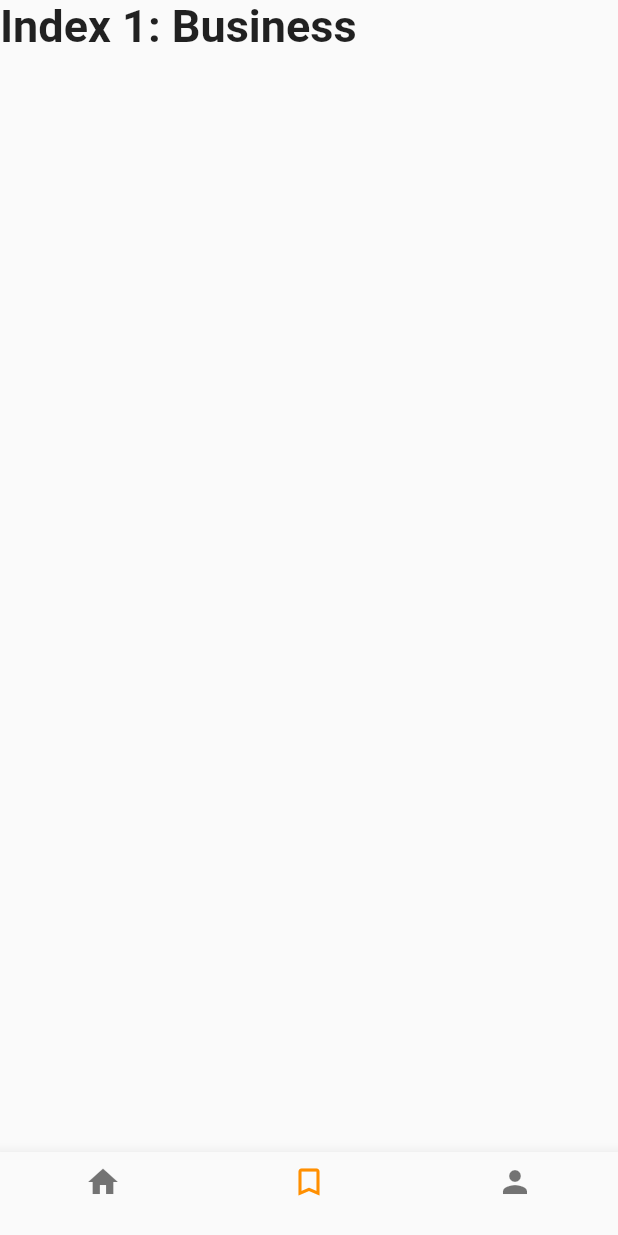
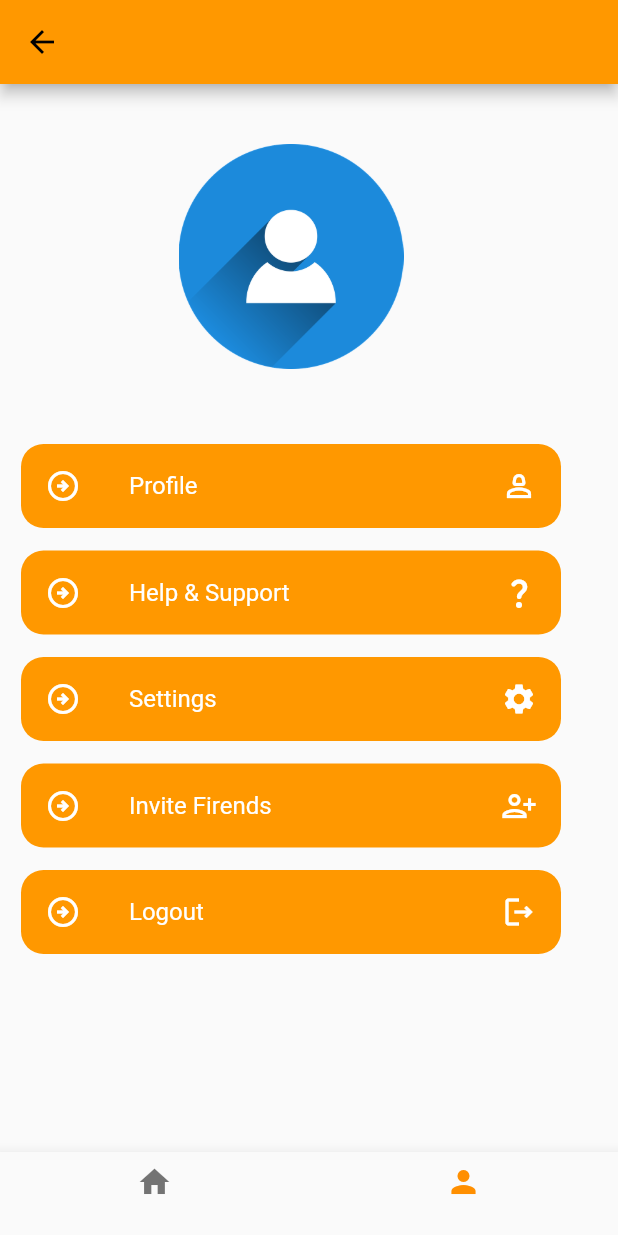
Before and after one commit to osama09876/Book-Reading-App, a Flutter app: the screen it shows after launch, item 2 of the bottom bar chosen, on a phone screen of 412 x 824 dp. Run offline on Flutter 3.47's test engine with Material 2 defaults, Android fonts, the phone set to English and light mode, and no system bars; our stand-ins replace carousel_slider, flutter_spinkit, google_fonts; missing offline and left inert: pdfx; Roboto replaces fonts that are missing (Catamaran).

Commit message:
Almost done with my side and app is created to 90 percent

```diff
--- a/lib/Views/MainScreen.dart
+++ b/lib/Views/MainScreen.dart
@@ -1,4 +1,5 @@
 import 'package:book_reading_app/Views/HomeScreen.dart';
+import 'package:book_reading_app/Views/Profile.dart';
 import 'package:flutter/material.dart';
 // import 'package:google_fonts/google_fonts.dart';
 
@@ -13,16 +14,9 @@ class _MainScreenState extends State<MainScreen> {
   int _selectedIndex = 0;
   static const TextStyle optionStyle =
       TextStyle(fontSize: 30, fontWeight: FontWeight.bold);
-  static const List<Widget> _widgetOptions = <Widget>[
+  static List _widgetOptions = [
     MainHomeScreen(),
-    Text(
-      'Index 1: Business',
-      style: optionStyle,
-    ),
-    Text(
-      'Index 2: School',
-      style: optionStyle,
-    ),
+    Profile(),
   ];
 
   void _onItemTapped(int index) {
@@ -42,10 +36,6 @@ class _MainScreenState extends State<MainScreen> {
             label: '',
           ),
           BottomNavigationBarItem(
-            icon: Icon(Icons.bookmark_border),
-            label: '',
-          ),
-          BottomNavigationBarItem(
             icon: Icon(Icons.person),
             label: '',
           ),
--- a/lib/Views/OTP_Screen.dart
+++ b/lib/Views/OTP_Screen.dart
@@ -1,4 +1,4 @@
-import 'package:book_reading_app/UI%20Helper/Custom_opt.dart';
+import 'package:book_reading_app/UI%20Helper/Custom_otp.dart';
 import 'package:book_reading_app/Views/MainScreen.dart';
 import 'package:flutter/material.dart';
 // import 'package:flutter/services.dart';
--- /dev/null
+++ b/lib/Views/Profile.dart
@@ -0,0 +1,144 @@
+// import 'package:book_reading_app/Custom%20Theme/ThemeManager.dart';
+import 'package:book_reading_app/UI%20Helper/CustomColors.dart';
+import 'package:flutter/material.dart';
+
+class Profile extends StatefulWidget {
+  const Profile({super.key});
+
+  @override
+  State<Profile> createState() => _ProfileState();
+}
+
+class _ProfileState extends State<Profile> {
+  @override
+  Widget build(BuildContext context) {
+    return Scaffold(
+      appBar: AppBar(
+        leading: IconButton(
+            onPressed: () {
+              Navigator.pop(context);
+            },
+            icon: Icon(Icons.arrow_back)),
+        // actions: [
+        //   Switch(
+        //     value: thememanager.themeMode == ThemeMode.dark,
+        //     onChanged: (newvalue) {
+        //       thememanager.toggleTheme(newvalue);
+        //     },
+        //   )
+        // ],
+      ),
+      body: Padding(
+        padding: const EdgeInsets.only(left: 14, right: 14),
+        child: Column(
+          // mainAxisAlignment: MainAxisAlignment.center,
+          crossAxisAlignment: CrossAxisAlignment.center,
+          children: [
+            SizedBox(
+              height: 40,
+            ),
+            // Image(
+            //   image: AssetImage(
+            //     'assets/images/person2.jpg',
+            //   ),
+            //   // fit: BoxFit.cover,
+            // ),
+            Container(
+              height: 150,
+              width: 150,
+              child: Image(
+                image: AssetImage('assets/images/person2.png'),
+              ),
+            ),
+            SizedBox(
+              height: 50,
+            ),
+            CustomListTile(
+                itemName: 'Profile',
+                trailingIcon: Icons.person_2_outlined,
+                icons: Icons.arrow_circle_right_outlined,
+                ontap: () {}),
+            SizedBox(
+              height: 15,
+            ),
+            CustomListTile(
+                itemName: 'Help & Support',
+                trailingIcon: Icons.question_mark_rounded,
+                icons: Icons.arrow_circle_right_outlined,
+                ontap: () {}),
+            SizedBox(
+              height: 15,
+            ),
+            CustomListTile(
+                itemName: 'Settings',
+                trailingIcon: Icons.settings,
+                icons: Icons.arrow_circle_right_outlined,
+                ontap: () {}),
+            SizedBox(
+              height: 15,
+            ),
+            CustomListTile(
+                itemName: 'Invite Firends',
+                trailingIcon: Icons.person_add_alt_1_outlined,
+                icons: Icons.arrow_circle_right_outlined,
+                ontap: () {}),
+            SizedBox(
+              height: 15,
+            ),
+            CustomListTile(
+                itemName: 'Logout',
+                trailingIcon: Icons.logout_outlined,
+                icons: Icons.arrow_circle_right_outlined,
+                ontap: () {
+                  print('logout');
+                  Navigator.pop(context);
+                }),
+            SizedBox(
+              height: 15,
+            ),
+          ],
+        ),
+      ),
+    );
+  }
+}
+
+class CustomListTile extends StatelessWidget {
+  CustomListTile(
+      {super.key,
+      required this.itemName,
+      required this.icons,
+      required this.trailingIcon,
+      required this.ontap});
+
+  final String itemName;
+  final IconData icons;
+  final IconData trailingIcon;
+  final Function ontap;
+
+  @override
+  Widget build(BuildContext context) {
+    return Container(
+      decoration: BoxDecoration(
+        color: themeColor,
+        borderRadius: BorderRadius.circular(15),
+      ),
+      width: 360,
+      child: ListTile(
+        leading: Icon(
+          icons,
+          color: Colors.white,
+        ),
+        title: Text(
+          itemName,
+          style: TextStyle(color: Colors.white),
+        ),
+        trailing: Icon(
+          trailingIcon,
+          color: Colors.white,
+        ),
+        onTap: () => ontap,
+      ),
+    );
+  }
+}
--- a/lib/main.dart
+++ b/lib/main.dart
@@ -1,6 +1,4 @@
 import 'package:book_reading_app/Views/MainScreen.dart';
-// import 'package:book_reading_app/Views/OTP_Screen.dart';
-// import 'package:book_reading_app/Views/Splash_Screen.dart';
 import 'package:flutter/material.dart';
 import 'package:google_fonts/google_fonts.dart';
 import 'UI Helper/CustomColors.dart';
--- a/pubspec.yaml
+++ b/pubspec.yaml
@@ -40,6 +40,9 @@ dependencies:
   pdfx: ^2.3.0
   carousel_slider: ^4.2.1
   shared_preferences: ^2.1.1
+  provider: ^6.0.5
+  # images_picker: ^1.2.11
+
 
 dev_dependencies:
   flutter_test:
```
Also changed, not shown: lib/Views/BookPreview.dart (added, +82 -0 lines), lib/Views/HomeScreen.dart (+14 -5 lines), lib/Views/ReadingPdf.dart (+7 -21 lines), lib/providers/bookMark.dart (added, +17 -0 lines), assets/images/person2.png (added), lib/UI Helper/Custom_otp.dart (renamed from lib/UI Helper/Custom_opt.dart), pubspec.lock.
